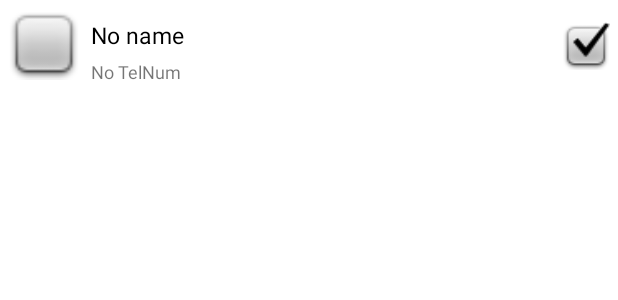
After one commit to stegano3094/RegisterUsers, an Android app: the layout layout_user_list.xml on its own in the app's theme, with its tools: preview values and no code run, on a phone screen of 412 x 824 dp. The commit adds this screen. Shown: the top 300 px of the screen. Run offline under Robolectric (Android 15) with nearby library versions, the phone set to English and light mode, and no system bars.

Commit message:
'DBHandlerAndAnko'

```diff
--- a/app/build.gradle
+++ b/app/build.gradle
@@ -1,6 +1,7 @@
 plugins {
     id 'com.android.application'
     id 'kotlin-android'
+    id 'kotlin-android-extensions'
 }
 
 android {
--- a/app/src/main/java/com/stegano/registerusers/DB/DBHandler_Anko.kt
+++ b/app/src/main/java/com/stegano/registerusers/DB/DBHandler_Anko.kt
@@ -38,6 +38,7 @@ class DBHandler_Anko(context: Context) : SQLiteOpenHelper(context, DB_Name, null
         info.put(UserTable.AGE, user.age)
         info.put(UserTable.PIC_PATH, user.pic_path)
 
+        // Anko의 use 함수 -> DB를 사용하는 동안 블록을 걸어주고 함수가 끝나면 close해준다.
         writableDatabase.use {
             writableDatabase.insert(UserTable.TABLE_NAME, null, info)
         }
@@ -52,6 +53,8 @@ class DBHandler_Anko(context: Context) : SQLiteOpenHelper(context, DB_Name, null
     }
 
     override fun onCreate(db: SQLiteDatabase?) {
+        // Anko의 pair 함수 -> 인자 2개를 받아 String으로 변경해주는 역할을 함
+        // 여기서 쿼리문을 String으로 쓰지 않고 Pair 클래스를 사용해서 쿼리가 만들어지도록 함
         db?.createTable(UserTable.TABLE_NAME, true,
             Pair(UserTable.ID, INTEGER+PRIMARY_KEY),
             Pair(UserTable.NAME, TEXT),
--- /dev/null
+++ b/app/src/main/res/layout/layout_user_list.xml
@@ -0,0 +1,44 @@
+<?xml version="1.0" encoding="utf-8"?>
+<RelativeLayout xmlns:android="http://schemas.android.com/apk/res/android"
+    xmlns:app="http://schemas.android.com/apk/res-auto"
+    android:layout_width="match_parent"
+    android:layout_height="wrap_content"
+    android:padding="5dp">
+
+    <ImageView
+        android:id="@+id/profile"
+        android:layout_width="48dp"
+        android:layout_height="48dp"
+        android:layout_marginRight="7dp"
+        app:srcCompat="@android:drawable/checkbox_off_background" />
+
+    <TextView
+        android:id="@+id/name"
+        android:layout_width="match_parent"
+        android:layout_height="wrap_content"
+        android:layout_toRightOf="@+id/profile"
+        android:layout_marginTop="7dp"
+        android:textSize="15sp"
+        android:textColor="@android:color/black"
+        android:text="No name" />
+
+    <TextView
+        android:id="@+id/tel_num"
+        android:layout_width="match_parent"
+        android:layout_height="wrap_content"
+        android:layout_marginTop="5dp"
+        android:layout_toRightOf="@+id/profile"
+        android:layout_below="@+id/name"
+        android:textSize="12sp"
+        android:text="No TelNum" />
+
+    <ImageButton
+        android:id="@+id/del_item"
+        android:layout_width="32dp"
+        android:layout_height="32dp"
+        android:layout_alignParentRight="true"
+        android:layout_centerVertical="true"
+        android:onClick="onClickDelete"
+        android:background="@android:drawable/checkbox_on_background" />
+
+</RelativeLayout>
--- a/build.gradle
+++ b/build.gradle
@@ -6,7 +6,7 @@ buildscript {
         mavenCentral()
     }
     dependencies {
-        classpath "com.android.tools.build:gradle:4.2.0"
+        classpath 'com.android.tools.build:gradle:4.2.1'
         classpath "org.jetbrains.kotlin:kotlin-gradle-plugin:$kotlin_version"
 
         // NOTE: Do not place your application dependencies here; they belong
```
Also changed, not shown: app/src/main/java/com/stegano/registerusers/UserListAdapter.kt (added, +62 -0 lines), app/src/main/res/layout/activity_main.xml (+8 -6 lines), app/src/main/java/com/stegano/registerusers/DB/UserInfo.kt (line endings or trailing spaces).
